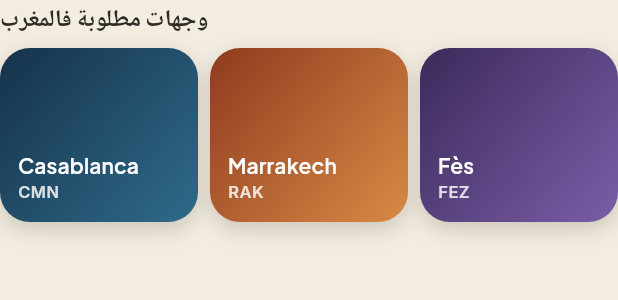
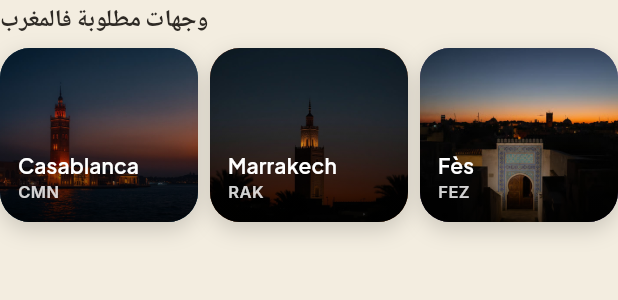
Before and after one commit to bakr1100-cyber/Bakr, a Flutter app: the PopularDestinations widget shown alone on an empty page, opened directly with sample values from the repository, on a phone screen of 412 x 824 dp. Shown: the top 300 px of the screen. Run offline on Flutter 3.47's test engine with Material 3 defaults, Android fonts, the phone set to English and light mode, and no system bars; our stand-ins replace audioplayers, firebase_core, firebase_messaging, flutter_local_notifications, flutter_tts, shared_preferences and 2 more; missing offline and left inert: dart:html, dart:js_interop, record; accounts and stored records are empty.

Commit message:
Match the search screen to the target mockup: search card, splash, real city photos
The flight-search form (trip type, route, dates, travellers, search button)
is now one card directly under the photo header, matching the target design
- previously it was buried below the trust badges, popular destinations and
voice-assistant card, several scrolls past where a traveller expects it.

Adds a launch splash screen (app mark over the night skyline, auto-advancing
to language selection) - the mockup's original concept included this but it
had been dropped from the three city-page variants actually integrated so
far.

Replaces the placeholder-gradient popular-destination cards for Casablanca,
Marrakech and Fès with verified real photos (Hassan II mosque, Koutoubia
minaret, the tiled medina gate), and upgrades the Fès header photo to a
sharper version of the same shot. The other three cities (Agadir, Tanger,
Rabat) keep their gradient cards until a verified photo exists for each -
see the class doc comments for why a wrong landmark is worse than an
honestly abstract card.

155/155 tests passing, flutter analyze clean (2 pre-existing infos only).

```diff
--- a/lib/widgets/popular_destinations.dart
+++ b/lib/widgets/popular_destinations.dart
@@ -8,11 +8,11 @@ import '../models/airport.dart';
 /// "Beliebte Ziele in Marokko" from the design mockup - a row of city cards
 /// that fill in the destination with one tap.
 ///
-/// The cards use colour, not photographs, on purpose. The mockup's own notes
-/// call its city thumbnails placeholders, and the one city picture that did
-/// come with it showed the wrong landmark entirely; a card that is honestly
-/// abstract is better than one that misidentifies a Moroccan city to
-/// Moroccan users. Swap in photographs per city as verified ones appear.
+/// Cities with a verified photo (one that genuinely shows that city, not a
+/// generic or mislabeled stand-in) get it; anything else falls back to a
+/// solid gradient rather than risk showing a Moroccan user the wrong
+/// landmark for their own city. Swap in a photo per city as verified ones
+/// appear - see [CityHeroHeader] for the same policy on the header photo.
 class PopularDestinations extends StatelessWidget {
   const PopularDestinations({super.key, required this.onSelected, this.selected});
 
@@ -22,6 +22,12 @@ class PopularDestinations extends StatelessWidget {
   /// Ordered by how often the diaspora actually flies there, not
   /// alphabetically.
   static const _codes = ['CMN', 'RAK', 'AGA', 'FEZ', 'TNG', 'RBA'];
+
+  static const _images = <String, String>{
+    'CMN': 'assets/images/hero_casablanca.jpg',
+    'RAK': 'assets/images/hero_marrakech.jpg',
+    'FEZ': 'assets/images/hero_fes.jpg',
+  };
 
   static const _gradients = <String, List<Color>>{
     'CMN': [Color(0xFF16324A), Color(0xFF2E6B8A)],
@@ -61,6 +67,7 @@ class PopularDestinations extends StatelessWidget {
               final airport = airports[index];
               return _CityCard(
                 airport: airport,
+                image: _images[airport.code],
                 colors: _gradients[airport.code] ?? _gradients['CMN']!,
                 isSelected: selected?.code == airport.code,
                 onTap: () => onSelected(airport),
@@ -76,12 +83,14 @@ class PopularDestinations extends StatelessWidget {
 class _CityCard extends StatelessWidget {
   const _CityCard({
     required this.airport,
+    required this.image,
     required this.colors,
     required this.isSelected,
     required this.onTap,
   });
 
   final Airport airport;
+  final String? image;
   final List<Color> colors;
   final bool isSelected;
   final VoidCallback onTap;
@@ -121,13 +130,32 @@ class _CityCard extends StatelessWidget {
                 ),
                 child: InkWell(
                   onTap: onTap,
-                  child: Padding(
+                  child: Stack(
+                    fit: StackFit.expand,
+                    children: [
+                      if (image != null)
+                        Image.asset(
+                          image!,
+                          fit: BoxFit.cover,
+                          errorBuilder: (_, __, ___) => const SizedBox.shrink(),
+                        ),
+                      if (image != null)
+                        const DecoratedBox(
+                          decoration: BoxDecoration(
+                            gradient: LinearGradient(
+                              begin: Alignment.topCenter,
+                              end: Alignment.bottomCenter,
+                              colors: [Color(0x00000000), Color(0xB3000000)],
+                              stops: [0.4, 1],
+                            ),
+                          ),
+                        ),
+                      Padding(
                         padding: const EdgeInsets.all(AppSpacing.md),
                         child: Column(
                           crossAxisAlignment: CrossAxisAlignment.start,
                           mainAxisAlignment: MainAxisAlignment.end,
                           children: [
-                        const Spacer(),
                             Text(
                               airport.city,
                               maxLines: 1,
@@ -145,6 +173,8 @@ class _CityCard extends StatelessWidget {
                           ],
                         ),
                       ),
+                    ],
+                  ),
                 ),
               ),
             ),
```
Also changed, not shown: lib/app.dart (+5 -2 lines), lib/screens/onboarding/splash_screen.dart (added, +121 -0 lines), lib/screens/search/search_form_screen.dart (+70 -72 lines), lib/widgets/city_hero_header.dart (+5 -2 lines), assets/images/hero_casablanca.jpg (added), assets/images/hero_fes.jpg, assets/images/hero_marrakech.jpg (added), 1 other file. Lines whose indentation alone changed are shown as unchanged.
